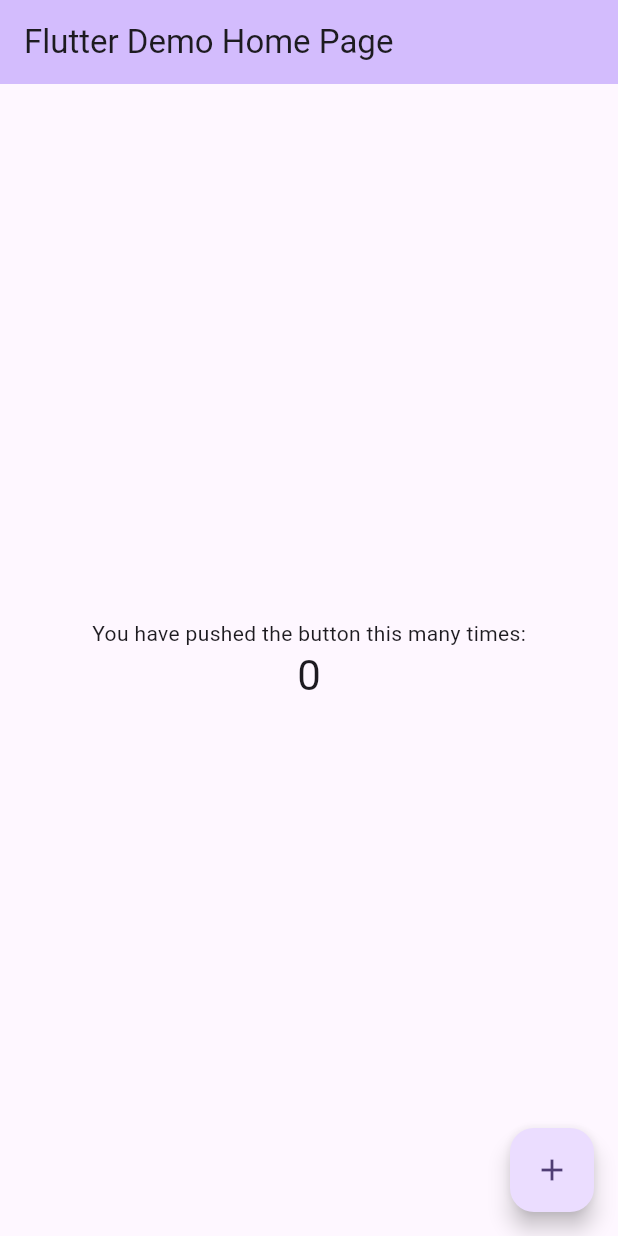
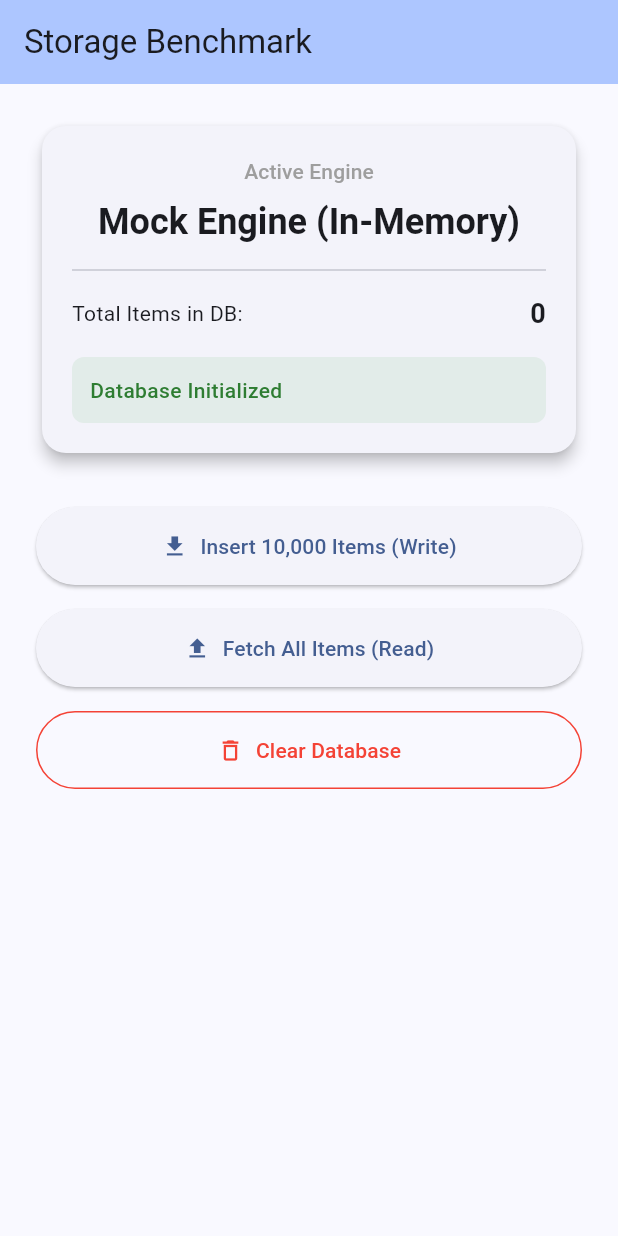
Before and after one commit to farookeei/flutter_local_storages, a Flutter app: the screen it shows after launch, on a phone screen of 412 x 824 dp. Run offline on Flutter 3.47's test engine with Material 3 defaults, Android fonts, the phone set to English and light mode, and no system bars.

Commit message:
feat: scaffold storage benchmarking framework with mock repository and UI integration

```diff
--- /dev/null
+++ b/lib/features/storage_demo/data/mock_storage_repository.dart
@@ -0,0 +1,35 @@
+import '../domain/entities/todo_item.dart';
+import '../domain/repositories/storage_repository.dart';
+
+class MockStorageRepository implements StorageRepository {
+  final List<TodoItem> _inMemoryDb = [];
+
+  @override
+  String get engineName => 'Mock Engine (In-Memory)';
+
+  @override
+  Future<void> init() async {
+    // Simulate initialization delay
+    await Future.delayed(const Duration(milliseconds: 500));
+  }
+
+  @override
+  Future<int> insertBulk(List<TodoItem> items) async {
+    // Simulate a slight I/O write delay for the benchmark
+    await Future.delayed(const Duration(milliseconds: 200));
+    _inMemoryDb.addAll(items);
+    return items.length;
+  }
+
+  @override
+  Future<List<TodoItem>> fetchAll() async {
+    // Simulate a slight I/O read delay for the benchmark
+    await Future.delayed(const Duration(milliseconds: 100));
+    return List.unmodifiable(_inMemoryDb);
+  }
+
+  @override
+  Future<void> clearAll() async {
+    _inMemoryDb.clear();
+  }
+}
--- /dev/null
+++ b/lib/features/storage_demo/domain/entities/todo_item.dart
@@ -0,0 +1,26 @@
+class TodoItem {
+  final int id;
+  final String title;
+  final String content;
+  final bool isCompleted;
+  final DateTime createdAt;
+
+  TodoItem({
+    required this.id,
+    required this.title,
+    required this.content,
+    required this.isCompleted,
+    required this.createdAt,
+  });
+
+  // A factory for quick mock data generation
+  factory TodoItem.generateMock(int index) {
+    return TodoItem(
+      id: index,
+      title: 'Benchmark Task $index',
+      content: 'This is the description for task $index used in benchmarking throughput.',
+      isCompleted: index % 2 == 0,
+      createdAt: DateTime.now().subtract(Duration(minutes: index)),
+    );
+  }
+}
--- /dev/null
+++ b/lib/features/storage_demo/domain/repositories/storage_repository.dart
@@ -0,0 +1,18 @@
+import '../entities/todo_item.dart';
+
+abstract class StorageRepository {
+  /// Name of the current active storage engine (e.g., 'SharedPreferences', 'Isar')
+  String get engineName;
+
+  /// Initialize the database or storage engine
+  Future<void> init();
+
+  /// Insert a large batch of items (for write benchmarking)
+  Future<int> insertBulk(List<TodoItem> items);
+
+  /// Fetch all items (for read benchmarking)
+  Future<List<TodoItem>> fetchAll();
+
+  /// Clear all data in the storage
+  Future<void> clearAll();
+}
--- /dev/null
+++ b/lib/features/storage_demo/presentation/screens/benchmark_screen.dart
@@ -0,0 +1,214 @@
+import 'package:flutter/material.dart';
+import '../../domain/entities/todo_item.dart';
+import '../../domain/repositories/storage_repository.dart';
+
+class BenchmarkScreen extends StatefulWidget {
+  final StorageRepository repository;
+
+  const BenchmarkScreen({super.key, required this.repository});
+
+  @override
+  State<BenchmarkScreen> createState() => _BenchmarkScreenState();
+}
+
+class _BenchmarkScreenState extends State<BenchmarkScreen> {
+  bool _isWorking = false;
+  String _statusMessage = 'Ready';
+  int _totalItems = 0;
+
+  @override
+  void initState() {
+    super.initState();
+    _initDatabase();
+  }
+
+  Future<void> _initDatabase() async {
+    setState(() => _isWorking = true);
+    await widget.repository.init();
+    await _refreshCount();
+    setState(() {
+      _isWorking = false;
+      _statusMessage = 'Database Initialized';
+    });
+  }
+
+  Future<void> _refreshCount() async {
+    final items = await widget.repository.fetchAll();
+    setState(() {
+      _totalItems = items.length;
+    });
+  }
+
+  Future<void> _runWriteBenchmark() async {
+    setState(() {
+      _isWorking = true;
+      _statusMessage = 'Generating 10,000 items...';
+    });
+
+    // Generate 10,000 items
+    final items = List.generate(10000, (index) => TodoItem.generateMock(index));
+
+    setState(() => _statusMessage = 'Writing to database...');
+
+    final stopwatch = Stopwatch()..start();
+    await widget.repository.insertBulk(items);
+    stopwatch.stop();
+
+    await _refreshCount();
+
+    setState(() {
+      _isWorking = false;
+      _statusMessage = 'Inserted 10,000 items in ${stopwatch.elapsedMilliseconds} ms';
+    });
+  }
+
+  Future<void> _runReadBenchmark() async {
+    setState(() {
+      _isWorking = true;
+      _statusMessage = 'Reading all items...';
+    });
+
+    final stopwatch = Stopwatch()..start();
+    final items = await widget.repository.fetchAll();
+    stopwatch.stop();
+
+    setState(() {
+      _totalItems = items.length;
+      _isWorking = false;
+      _statusMessage = 'Read ${items.length} items in ${stopwatch.elapsedMilliseconds} ms';
+    });
+  }
+
+  Future<void> _clearDatabase() async {
+    setState(() => _isWorking = true);
+    await widget.repository.clearAll();
+    await _refreshCount();
+    setState(() {
+      _isWorking = false;
+      _statusMessage = 'Database Cleared';
+    });
+  }
+
+  @override
+  Widget build(BuildContext context) {
+    return Scaffold(
+      appBar: AppBar(
+        title: const Text('Storage Benchmark'),
+        backgroundColor: Theme.of(context).colorScheme.inversePrimary,
+      ),
+      body: SafeArea(
+        child: Padding(
+          padding: const EdgeInsets.all(24.0),
+          child: Column(
+            crossAxisAlignment: CrossAxisAlignment.stretch,
+            children: [
+              _buildInfoCard(context),
+              const SizedBox(height: 32),
+              _buildActionButtons(),
+            ],
+          ),
+        ),
+      ),
+    );
+  }
+
+  Widget _buildInfoCard(BuildContext context) {
+    return Card(
+      elevation: 4,
+      shape: RoundedRectangleBorder(borderRadius: BorderRadius.circular(16)),
+      child: Padding(
+        padding: const EdgeInsets.all(20.0),
+        child: Column(
+          children: [
+            Text(
+              'Active Engine',
+              style: Theme.of(context).textTheme.titleSmall?.copyWith(color: Colors.grey),
+            ),
+            const SizedBox(height: 8),
+            Text(
+              widget.repository.engineName,
+              style: Theme.of(context).textTheme.headlineSmall?.copyWith(fontWeight: FontWeight.bold),
+              textAlign: TextAlign.center,
+            ),
+            const Divider(height: 32),
+            Row(
+              mainAxisAlignment: MainAxisAlignment.spaceBetween,
+              children: [
+                const Text('Total Items in DB:'),
+                Text(
+                  '$_totalItems',
+                  style: const TextStyle(fontWeight: FontWeight.bold, fontSize: 18),
+                ),
+              ],
+            ),
+            const SizedBox(height: 16),
+            Container(
+              padding: const EdgeInsets.all(12),
+              decoration: BoxDecoration(
+                color: _isWorking ? Colors.orange.withOpacity(0.1) : Colors.green.withOpacity(0.1),
+                borderRadius: BorderRadius.circular(8),
+              ),
+              child: Row(
+                children: [
+                  if (_isWorking)
+                    const Padding(
+                      padding: EdgeInsets.only(right: 12),
+                      child: SizedBox(
+                        width: 16,
+                        height: 16,
+                        child: CircularProgressIndicator(strokeWidth: 2),
+                      ),
+                    ),
+                  Expanded(
+                    child: Text(
+                      _statusMessage,
+                      style: TextStyle(
+                        color: _isWorking ? Colors.orange[800] : Colors.green[800],
+                        fontWeight: FontWeight.w500,
+                      ),
+                    ),
+                  ),
+                ],
+              ),
+            ),
+          ],
+        ),
+      ),
+    );
+  }
+
+  Widget _buildActionButtons() {
+    return Column(
+      crossAxisAlignment: CrossAxisAlignment.stretch,
+      children: [
+        ElevatedButton.icon(
+          onPressed: _isWorking ? null : _runWriteBenchmark,
+          icon: const Icon(Icons.download),
+          label: const Text('Insert 10,000 Items (Write)'),
+          style: ElevatedButton.styleFrom(
+            padding: const EdgeInsets.symmetric(vertical: 16),
+          ),
+        ),
+        const SizedBox(height: 16),
+        ElevatedButton.icon(
+          onPressed: _isWorking ? null : _runReadBenchmark,
+          icon: const Icon(Icons.upload),
+          label: const Text('Fetch All Items (Read)'),
+          style: ElevatedButton.styleFrom(
+            padding: const EdgeInsets.symmetric(vertical: 16),
+          ),
+        ),
+        const SizedBox(height: 16),
+        OutlinedButton.icon(
+          onPressed: _isWorking ? null : _clearDatabase,
+          icon: const Icon(Icons.delete_outline, color: Colors.red),
+          label: const Text('Clear Database', style: TextStyle(color: Colors.red)),
+          style: OutlinedButton.styleFrom(
+            padding: const EdgeInsets.symmetric(vertical: 16),
+            side: const BorderSide(color: Colors.red),
+          ),
+        ),
+      ],
+    );
+  }
+}
--- a/lib/main.dart
+++ b/lib/main.dart
@@ -1,122 +1,30 @@
 import 'package:flutter/material.dart';
+import 'features/storage_demo/data/mock_storage_repository.dart';
+import 'features/storage_demo/presentation/screens/benchmark_screen.dart';
 
 void main() {
-  runApp(const MyApp());
+  // We initialize our storage repository here.
+  // In a real app, you might use a dependency injection framework like GetIt or Provider.
+  final storageRepository = MockStorageRepository();
+
+  runApp(MyApp(storageRepository: storageRepository));
 }
 
 class MyApp extends StatelessWidget {
-  const MyApp({super.key});
+  final MockStorageRepository storageRepository;
 
-  // This widget is the root of your application.
+  const MyApp({super.key, required this.storageRepository});
+
   @override
   Widget build(BuildContext context) {
     return MaterialApp(
-      title: 'Flutter Demo',
+      title: 'Storage Masterclass',
+      debugShowCheckedModeBanner: false,
       theme: ThemeData(
-        // This is the theme of your application.
-        //
-        // TRY THIS: Try running your application with "flutter run". You'll see
-        // the application has a purple toolbar. Then, without quitting the app,
-        // try changing the seedColor in the colorScheme below to Colors.green
-        // and then invoke "hot reload" (save your changes or press the "hot
-        // reload" button in a Flutter-supported IDE, or press "r" if you used
-        // the command line to start the app).
-        //
-        // Notice that the counter didn't reset back to zero; the application
-        // state is not lost during the reload. To reset the state, use hot
-        // restart instead.
-        //
-        // This works for code too, not just values: Most code changes can be
-        // tested with just a hot reload.
-        colorScheme: .fromSeed(seedColor: Colors.deepPurple),
+        colorScheme: ColorScheme.fromSeed(seedColor: Colors.blueAccent),
+        useMaterial3: true,
       ),
-      home: const MyHomePage(title: 'Flutter Demo Home Page'),
+      home: BenchmarkScreen(repository: storageRepository),
     );
   }
 }
-
-class MyHomePage extends StatefulWidget {
-  const MyHomePage({super.key, required this.title});
-
-  // This widget is the home page of your application. It is stateful, meaning
-  // that it has a State object (defined below) that contains fields that affect
-  // how it looks.
-
-  // This class is the configuration for the state. It holds the values (in this
-  // case the title) provided by the parent (in this case the App widget) and
-  // used by the build method of the State. Fields in a Widget subclass are
-  // always marked "final".
-
-  final String title;
-
-  @override
-  State<MyHomePage> createState() => _MyHomePageState();
-}
-
-class _MyHomePageState extends State<MyHomePage> {
-  int _counter = 0;
-
-  void _incrementCounter() {
-    setState(() {
-      // This call to setState tells the Flutter framework that something has
-      // changed in this State, which causes it to rerun the build method below
-      // so that the display can reflect the updated values. If we changed
-      // _counter without calling setState(), then the build method would not be
-      // called again, and so nothing would appear to happen.
-      _counter++;
-    });
-  }
-
-  @override
-  Widget build(BuildContext context) {
-    // This method is rerun every time setState is called, for instance as done
-    // by the _incrementCounter method above.
-    //
-    // The Flutter framework has been optimized to make rerunning build methods
-    // fast, so that you can just rebuild anything that needs updating rather
-    // than having to individually change instances of widgets.
-    return Scaffold(
-      appBar: AppBar(
-        // TRY THIS: Try changing the color here to a specific color (to
-        // Colors.amber, perhaps?) and trigger a hot reload to see the AppBar
-        // change color while the other colors stay the same.
-        backgroundColor: Theme.of(context).colorScheme.inversePrimary,
-        // Here we take the value from the MyHomePage object that was created by
-        // the App.build method, and use it to set our appbar title.
-        title: Text(widget.title),
-      ),
-      body: Center(
-        // Center is a layout widget. It takes a single child and positions it
-        // in the middle of the parent.
-        child: Column(
-          // Column is also a layout widget. It takes a list of children and
-          // arranges them vertically. By default, it sizes itself to fit its
-          // children horizontally, and tries to be as tall as its parent.
-          //
-          // Column has various properties to control how it sizes itself and
-          // how it positions its children. Here we use mainAxisAlignment to
-          // center the children vertically; the main axis here is the vertical
-          // axis because Columns are vertical (the cross axis would be
-          // horizontal).
-          //
-          // TRY THIS: Invoke "debug painting" (choose the "Toggle Debug Paint"
-          // action in the IDE, or press "p" in the console), to see the
-          // wireframe for each widget.
-          mainAxisAlignment: .center,
-          children: [
-            const Text('You have pushed the button this many times:'),
-            Text(
-              '$_counter',
-              style: Theme.of(context).textTheme.headlineMedium,
-            ),
-          ],
-        ),
-      ),
-      floatingActionButton: FloatingActionButton(
-        onPressed: _incrementCounter,
-        tooltip: 'Increment',
-        child: const Icon(Icons.add),
-      ),
-    );
-  }
-}
```
Also changed, not shown: 5 other files.
